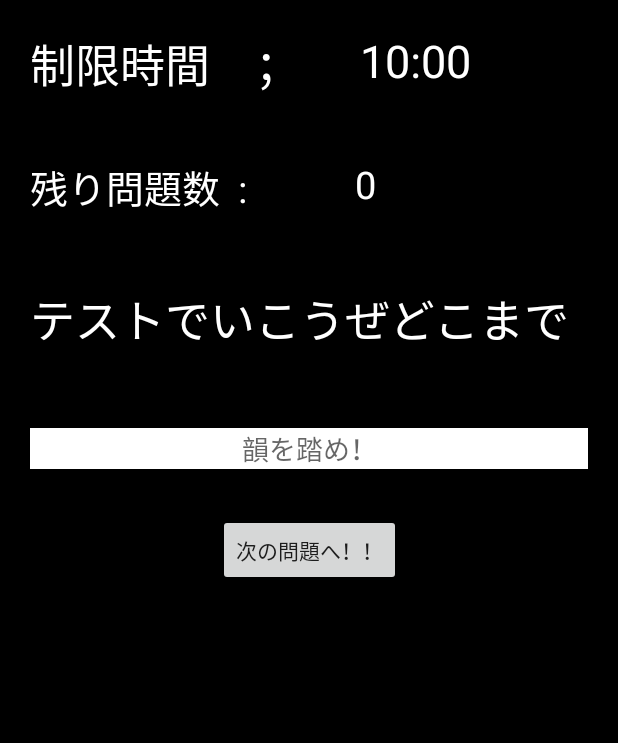
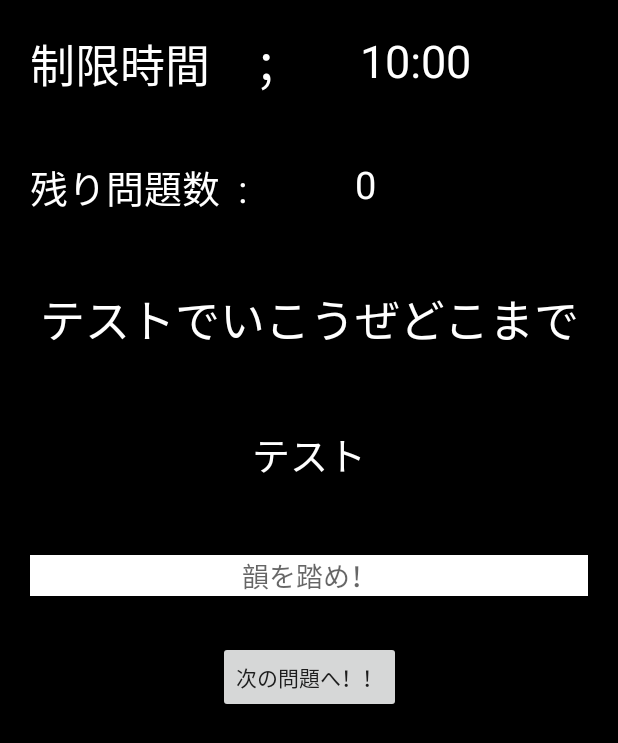
Before and after one commit to Takuro-Researcher/RapDict, an Android app: the GameFragment screen opened directly, with no data from a screen before it, on a phone screen of 412 x 824 dp. Shown: the top 743 px of the screen. Run offline under Robolectric (Android 15) with nearby library versions, the phone set to English and light mode, and no system bars; 1 statement that could not run was skipped.

Commit message:
refs #128 design修正。

```diff
--- a/app/src/main/res/layout/fragment_game.xml
+++ b/app/src/main/res/layout/fragment_game.xml
@@ -60,14 +60,27 @@
         android:textSize="30sp"
         android:textColor="#FFFFFF"
         android:text="テストでいこうぜどこまで"
+        android:textAlignment="center"
         app:layout_constraintStart_toStartOf="parent"
         app:layout_constraintEnd_toEndOf="parent"
         app:layout_constraintTop_toBottomOf="@id/game_question_num"/>
+    <TextView
+        android:layout_width="match_parent"
+        android:layout_height="wrap_content"
+        android:id="@+id/game_furigana_text"
+        android:text="テスト"
+        android:layout_marginTop="10sp"
+        android:textAlignment="center"
+        android:padding="18sp"
+        android:textSize="25sp"
+        android:textColor="#FFFFFF"
+        app:layout_constraintStart_toStartOf="parent"
+        app:layout_constraintTop_toBottomOf="@id/game_question_text"/>
     <TableLayout
         android:layout_width="match_parent"
         android:layout_height="wrap_content"
         android:id="@+id/edit_table"
-        app:layout_constraintTop_toBottomOf="@id/game_question_text">
+        app:layout_constraintTop_toBottomOf="@id/game_furigana_text">
 
     </TableLayout>
     <Button
```
